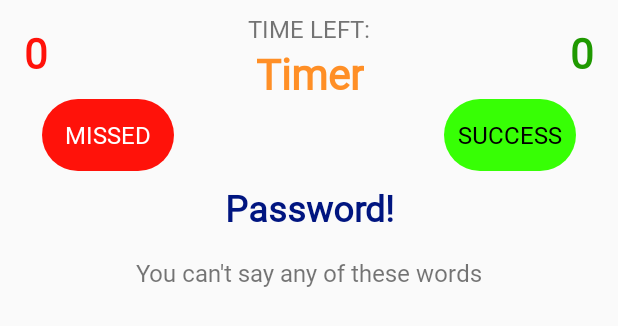
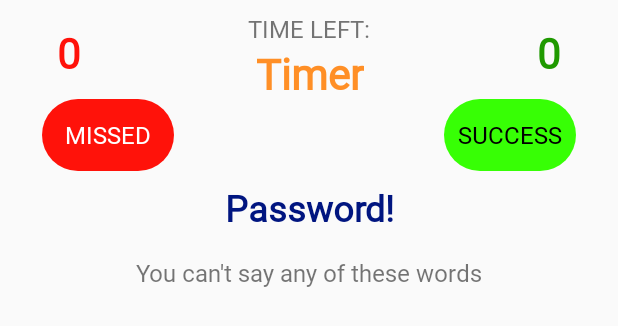
Before and after one commit to miguelromeral/PasswordGame, an Android app: the layout partial_game.xml on its own in the app's theme, with its tools: preview values and no code run, on a phone screen of 412 x 824 dp. Shown: the top 326 px of the screen. Run offline under Robolectric (Android 15) with nearby library versions, the phone set to English and light mode, and no system bars.

Commit message:
Added score to results and showed in the finish game fragment

```diff
--- a/app/src/main/java/es/miguelromeral/password/classes/PasswordDatabase.kt
+++ b/app/src/main/java/es/miguelromeral/password/classes/PasswordDatabase.kt
@@ -5,7 +5,7 @@
 import androidx.room.Room
 import androidx.room.RoomDatabase
 
-@Database(entities = [Password::class], version = 4, exportSchema = false)
+@Database(entities = [Password::class], version = 5, exportSchema = false)
 abstract class PasswordDatabase : RoomDatabase() {
 
     abstract val passwordDatabaseDao: PasswordDatabaseDao
--- a/app/src/main/java/es/miguelromeral/password/ui/BindingUtils.kt
+++ b/app/src/main/java/es/miguelromeral/password/ui/BindingUtils.kt
@@ -27,7 +27,7 @@
 
 @BindingAdapter("customPasswordText")
 fun TextView.setCustomPasswordText(custom: Boolean){
-    text = resources.getString(if(custom) R.string.fg_word_default else R.string.fg_word_custom)
+    text = resources.getString(if(custom) R.string.fg_word_custom else R.string.fg_word_default)
 }
 
 @BindingAdapter("solvedPasswordText")
--- a/app/src/main/java/es/miguelromeral/password/ui/finishedgame/FinishedGameFragment.kt
+++ b/app/src/main/java/es/miguelromeral/password/ui/finishedgame/FinishedGameFragment.kt
@@ -43,6 +43,10 @@
             }
         })
 
+        viewModel.score.observe(viewLifecycleOwner, Observer {
+            binding.tvScore.text = resources.getString(R.string.fg_score, it.toString())
+        })
+
         return binding.root
     }
 
--- a/app/src/main/java/es/miguelromeral/password/ui/game/GameActivityFragment.kt
+++ b/app/src/main/java/es/miguelromeral/password/ui/game/GameActivityFragment.kt
@@ -171,6 +171,7 @@
 
         viewModel.gameFinished.observe(viewLifecycleOwner, Observer {
             if(it == true) {
+                viewModel.nextWord(false)
 
                 val dir = GameActivityFragmentDirections
                     .actionGameActivityFragmentToFinishedGameFragment(viewModel.listOfWords.value!!.toTypedArray())
--- a/app/src/main/res/layout/fragment_game_finished.xml
+++ b/app/src/main/res/layout/fragment_game_finished.xml
@@ -32,11 +32,11 @@
 
 
             <TextView
-                android:id="@+id/tvSuccess"
+                android:id="@+id/tvScore"
                 android:layout_width="wrap_content"
                 android:layout_height="wrap_content"
                 android:layout_marginTop="24dp"
-                android:text="Password!"
+                tools:text="Score"
                 app:layout_constraintEnd_toEndOf="parent"
                 app:layout_constraintStart_toStartOf="parent"
                 app:layout_constraintTop_toTopOf="parent" />
--- a/app/src/main/res/layout/item_answer.xml
+++ b/app/src/main/res/layout/item_answer.xml
@@ -74,7 +74,6 @@
                         android:layout_marginBottom="8dp"
                         android:maxWidth="100sp"
                         android:textAlignment="center"
-                        app:solvedPasswordText="@{password}"
                         tools:text="State" />
 
 
--- a/app/src/main/res/layout/partial_game.xml
+++ b/app/src/main/res/layout/partial_game.xml
@@ -56,7 +56,6 @@
     <TextView
         android:id="@+id/tvFails"
         style="@style/tvScoreFail"
-        android:layout_width="wrap_content"
         android:layout_height="wrap_content"
         android:layout_marginStart="16dp"
         android:layout_marginTop="16dp"
@@ -67,7 +66,6 @@
     <TextView
         android:id="@+id/tvSuccess"
         style="@style/tvScoreSuccess"
-        android:layout_width="wrap_content"
         android:layout_height="wrap_content"
         android:layout_marginTop="16dp"
         android:layout_marginEnd="16dp"
--- a/app/src/main/res/values/strings.xml
+++ b/app/src/main/res/values/strings.xml
@@ -114,6 +114,7 @@
 
     <!-- Finished Game -->
     <string name="fg_title">Game Finished</string>
+    <string name="fg_score">Your Score: %1$s</string>
     <string name="fg_word_default">Firestore</string>
     <string name="fg_word_custom">Custom</string>
     <string name="fg_answer_failed">Failed</string>
--- a/app/src/main/res/values/styles.xml
+++ b/app/src/main/res/values/styles.xml
@@ -43,6 +43,8 @@
         <item name="android:fontFamily">@font/bangers</item>
         <item name="android:textSize">16dp</item>
     </style>
+
+
 
 
 
@@ -94,16 +96,22 @@
         <item name="android:fontFamily">@font/bangers</item>
     </style>
 
-    <style name="tvScoreFail" parent="mainTextView">
+
+
+    <style name="tvGames" parent="mainTextView">
         <item name="android:textSize">28sp</item>
         <item name="android:textColor">@color/lightRed</item>
         <item name="android:fontFamily">@font/bangers</item>
+        <item name="android:layout_width">60sp</item>
+        <item name="android:textAlignment">center</item>
     </style>
 
-    <style name="tvScoreSuccess" parent="mainTextView">
+    <style name="tvScoreFail" parent="tvGames">
+        <item name="android:textColor">@color/lightRed</item>
+    </style>
+
+    <style name="tvScoreSuccess" parent="tvGames">
         <item name="android:textColor">@color/darkGreen</item>
-        <item name="android:textSize">28sp</item>>
-        <item name="android:fontFamily">@font/bangers</item>
     </style>
 
 
```
Also changed, not shown: app/src/main/java/es/miguelromeral/password/classes/Password.kt (+4 -3 lines), app/src/main/java/es/miguelromeral/password/ui/finishedgame/AnswersAdapter.kt (+14 -1 lines), app/src/main/java/es/miguelromeral/password/ui/finishedgame/FinishedGameViewModel.kt (+44 -3 lines).
